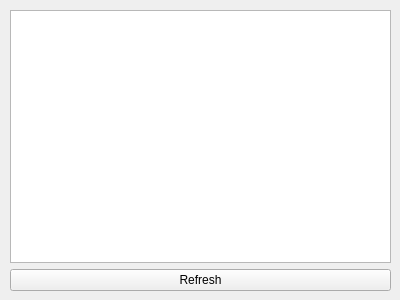
The window that src/gui/library/libraryview.ui (kjmorse2/GameLog) describes before a commit, drawn with Qt 5.
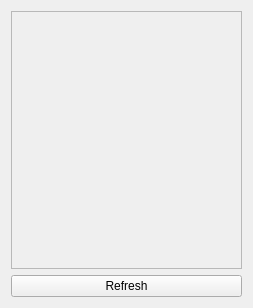
The same window after the commit.

Commit message: Implemented Basic GameCard Widget for displaying titles and art, not centered/pretty yet.

```diff
--- a/src/gui/library/libraryview.ui
+++ b/src/gui/library/libraryview.ui
@@ -6,25 +6,41 @@
    <rect>
     <x>0</x>
     <y>0</y>
-    <width>400</width>
-    <height>300</height>
+    <width>253</width>
+    <height>308</height>
    </rect>
   </property>
+  <property name="sizePolicy">
+   <sizepolicy hsizetype="Expanding" vsizetype="Expanding">
+    <horstretch>0</horstretch>
+    <verstretch>0</verstretch>
+   </sizepolicy>
+  </property>
   <property name="windowTitle">
    <string>LIbraryView</string>
   </property>
-  <widget class="QWidget" name="verticalLayoutWidget">
+  <layout class="QVBoxLayout" name="verticalLayout">
+   <item>
+    <widget class="QScrollArea" name="gameScrollArea">
+     <property name="widgetResizable">
+      <bool>true</bool>
+     </property>
+     <widget class="QWidget" name="gameGridContainer">
    <property name="geometry">
     <rect>
-     <x>10</x>
-     <y>10</y>
-     <width>381</width>
-     <height>281</height>
-    </rect>
-   </property>
-   <layout class="QVBoxLayout" name="verticalLayout">
-    <item>
-     <widget class="QListWidget" name="gameListWidget"/>
+        <x>0</x>
+        <y>0</y>
+        <width>233</width>
+        <height>255</height>
+       </rect>
+      </property>
+      <layout class="QGridLayout" name="gridLayout">
+       <item row="0" column="0">
+        <layout class="QGridLayout" name="gameGridLayout"/>
+       </item>
+      </layout>
+     </widget>
+    </widget>
     </item>
     <item>
      <widget class="QPushButton" name="refreshButton">
@@ -34,7 +50,6 @@
      </widget>
     </item>
    </layout>
-  </widget>
  </widget>
  <resources/>
  <connections/>
```
Lines whose indentation alone changed are shown as unchanged. The commit also changes 8 other files.
